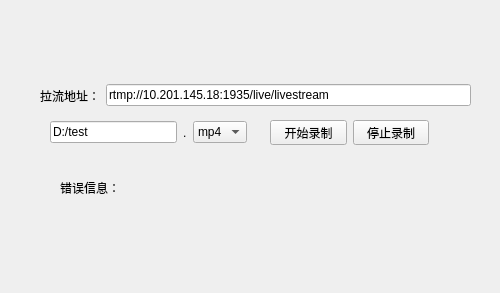
Old version of the form MainForm.ui in the repository chengkeke366/RtmpMuxer.
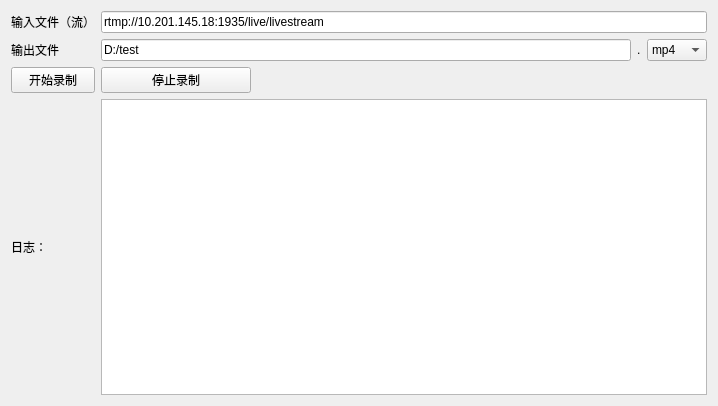
New version of the form.

The edit to the form file:
```diff
--- a/MainForm.ui
+++ b/MainForm.ui
@@ -6,88 +6,42 @@
    <rect>
     <x>0</x>
     <y>0</y>
-    <width>500</width>
-    <height>293</height>
+    <width>718</width>
+    <height>406</height>
    </rect>
   </property>
   <property name="windowTitle">
    <string>Form</string>
   </property>
-  <widget class="QLabel" name="error">
-   <property name="geometry">
-    <rect>
-     <x>60</x>
-     <y>180</y>
-     <width>72</width>
-     <height>15</height>
-    </rect>
-   </property>
-   <property name="text">
-    <string>错误信息：</string>
-   </property>
-  </widget>
-  <widget class="QWidget" name="">
-   <property name="geometry">
-    <rect>
-     <x>40</x>
-     <y>80</y>
-     <width>431</width>
-     <height>31</height>
-    </rect>
-   </property>
-   <layout class="QHBoxLayout" name="horizontalLayout">
-    <item>
-     <widget class="QLabel" name="label">
-      <property name="text">
-       <string>拉流地址：</string>
-      </property>
-     </widget>
-    </item>
-    <item>
-     <widget class="QLineEdit" name="lineEdit">
-      <property name="text">
-       <string>rtmp://10.201.145.18:1935/live/livestream</string>
-      </property>
-     </widget>
-    </item>
-   </layout>
-  </widget>
-  <widget class="QWidget" name="">
-   <property name="geometry">
-    <rect>
-     <x>270</x>
-     <y>120</y>
-     <width>159</width>
-     <height>25</height>
-    </rect>
-   </property>
-   <layout class="QHBoxLayout" name="horizontalLayout_2">
-    <item>
-     <widget class="QPushButton" name="start">
-      <property name="text">
-       <string>开始录制</string>
-      </property>
-     </widget>
-    </item>
-    <item>
+  <layout class="QGridLayout" name="gridLayout">
+   <item row="2" column="1">
      <widget class="QPushButton" name="stop">
+     <property name="maximumSize">
+      <size>
+       <width>150</width>
+       <height>16777215</height>
+      </size>
+     </property>
       <property name="text">
        <string>停止录制</string>
       </property>
      </widget>
     </item>
-   </layout>
-  </widget>
-  <widget class="QWidget" name="">
-   <property name="geometry">
-    <rect>
-     <x>50</x>
-     <y>120</y>
-     <width>197</width>
-     <height>25</height>
-    </rect>
-   </property>
-   <layout class="QHBoxLayout" name="horizontalLayout_3">
+   <item row="2" column="0">
+    <widget class="QPushButton" name="start">
+     <property name="maximumSize">
+      <size>
+       <width>150</width>
+       <height>16777215</height>
+      </size>
+     </property>
+     <property name="text">
+      <string>开始录制</string>
+     </property>
+    </widget>
+   </item>
+   <item row="1" column="1">
+    <layout class="QHBoxLayout" name="horizontalLayout">
     <item>
      <widget class="QLineEdit" name="outputname">
       <property name="text">
@@ -104,6 +58,12 @@
     </item>
     <item>
      <widget class="QComboBox" name="comboBox">
+       <property name="minimumSize">
+        <size>
+         <width>60</width>
+         <height>0</height>
+        </size>
+       </property>
       <item>
        <property name="text">
         <string>mp4</string>
@@ -122,7 +82,39 @@
      </widget>
     </item>
    </layout>
-  </widget>
+   </item>
+   <item row="1" column="0">
+    <widget class="QLabel" name="label_3">
+     <property name="text">
+      <string>输出文件</string>
+     </property>
+    </widget>
+   </item>
+   <item row="3" column="1">
+    <widget class="QTextBrowser" name="textBrowser"/>
+   </item>
+   <item row="0" column="1">
+    <widget class="QLineEdit" name="lineEdit">
+     <property name="text">
+      <string>rtmp://10.201.145.18:1935/live/livestream</string>
+     </property>
+    </widget>
+   </item>
+   <item row="3" column="0">
+    <widget class="QLabel" name="error">
+     <property name="text">
+      <string>日志：</string>
+     </property>
+    </widget>
+   </item>
+   <item row="0" column="0">
+    <widget class="QLabel" name="label">
+     <property name="text">
+      <string>输入文件（流）</string>
+     </property>
+    </widget>
+   </item>
+  </layout>
  </widget>
  <resources/>
  <connections/>
```
Lines whose indentation alone changed are shown as unchanged.
